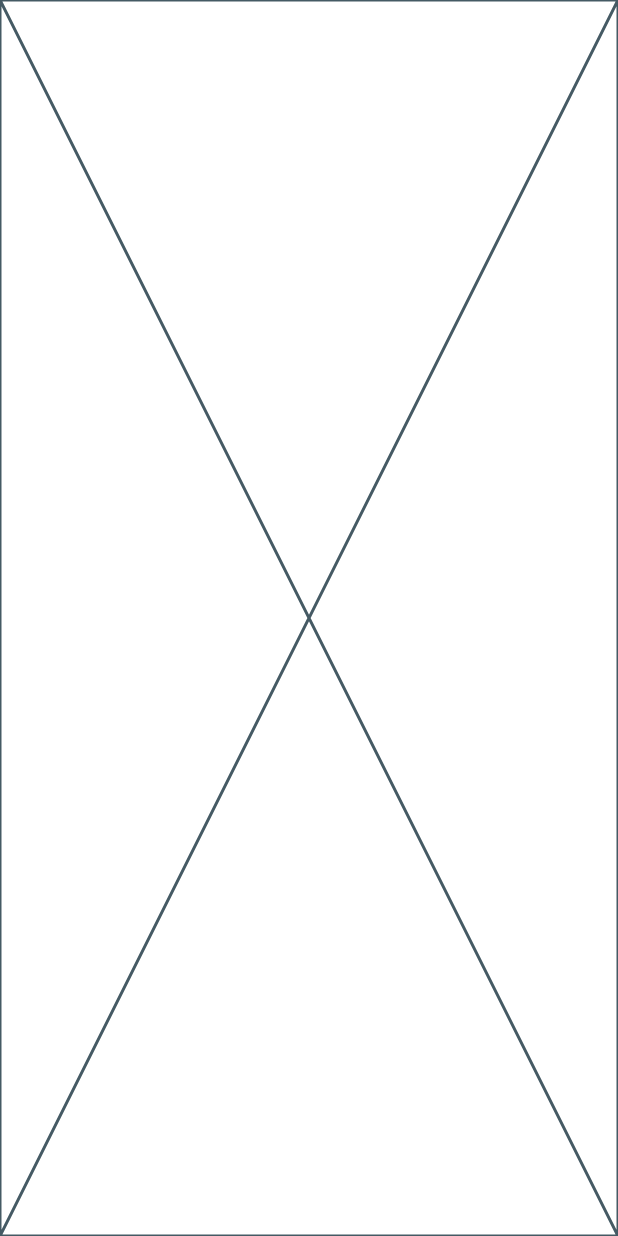
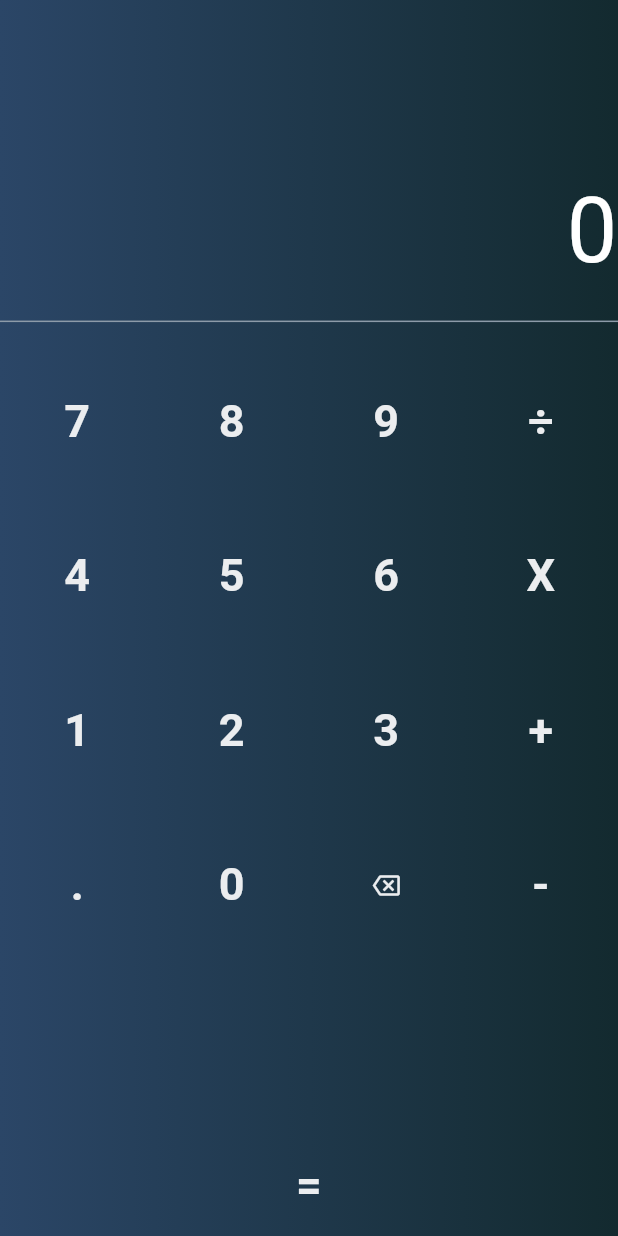
Before and after one commit to AHMED3ly4/calculator_app, a Flutter app: the screen it shows after launch, on a phone screen of 412 x 824 dp. Run offline on Flutter 3.47's test engine with Material 3 defaults, Android fonts, the phone set to English and light mode, and no system bars.

Commit message:
static ui is done

```diff
--- a/lib/app_theme.dart
+++ b/lib/app_theme.dart
@@ -1,7 +1,24 @@
 import 'package:flutter/material.dart';
 
 class AppTheme{
+  static Color grey=const Color(0xFF8d9ba9);
+  static Color white=Colors.white;
   static ThemeData appTheme=ThemeData(
-
+    textTheme: TextTheme(
+      bodySmall: TextStyle(
+        color: Color(0xFFebedef),
+        fontSize: 30,
+        fontWeight: FontWeight.w600
+      ),
+      bodyMedium: TextStyle(
+        color: grey,
+        fontSize: 45,
+        fontWeight: FontWeight.w400
+      ),
+      bodyLarge: TextStyle(
+        color: white,
+        fontSize: 60,
+      ),
+    )
   );
 }
--- a/lib/home_Screen.dart
+++ b/lib/home_Screen.dart
@@ -1,3 +1,5 @@
+import 'package:calculator_app/app_theme.dart';
+import 'package:calculator_app/widgets/button.dart';
 import 'package:flutter/material.dart';
 
 class HomeScreen extends StatefulWidget {
@@ -8,8 +10,122 @@ class HomeScreen extends StatefulWidget {
 }
 
 class _HomeScreenState extends State<HomeScreen> {
+  String currentNumber='';
+  double result=0;
+  String savedNumber='';
+  String savedOperator='';
   @override
   Widget build(BuildContext context) {
-    return const Placeholder();
+    var screenHeight =MediaQuery.of(context).size.height;
+    var screenWidth =MediaQuery.of(context).size.width;
+    void calculate(String operator){
+      // switch (operator){
+      //   case '+':
+      //     result= double.parse(savedNumber)+double.parse(currentNumber);
+      //     break;
+      //     case '-':
+      //     result= double.parse(savedNumber)-double.parse(currentNumber);
+      //     break;
+      //     case '÷':
+      //     result= double.parse(savedNumber)/double.parse(currentNumber);
+      //     break;
+      //     case 'X':
+      //       result= double.parse(savedNumber)*double.parse(currentNumber);
+      //       break;
+      // }
+      // savedNumber=result.toString();
+    }
+    void onNumberClicked(String number){
+      // currentNumber+=number;
+      // setState(() {
+      //
+      // });
+    }
+    void onOperatorClicked(String operator){
+      // if(savedNumber.isEmpty&& result==0){
+      //   savedNumber=currentNumber;//saved=1 current=1,
+      //   savedOperator=operator;//saved operator = +,
+      //  }
+      //   else{
+      //   calculate(savedOperator);
+      // }
+      // currentNumber=''; //current='' ,
+      // setState(() {});
+    }
+    List<Widget> buttons=[
+      Button(label: '7', onButton: onNumberClicked),
+      Button(label: '8', onButton: onNumberClicked),
+      Button(label: '9', onButton: onNumberClicked),
+      Button(label: '÷', onButton: onOperatorClicked),
+      Button(label: '4', onButton: onNumberClicked),
+      Button(label: '5', onButton: onNumberClicked),
+      Button(label: '6', onButton: onNumberClicked),
+      Button(label: 'X', onButton: onOperatorClicked),
+      Button(label: '1', onButton: onNumberClicked),
+      Button(label: '2', onButton: onNumberClicked),
+      Button(label: '3', onButton: onNumberClicked),
+      Button(label: '+', onButton: onOperatorClicked),
+      Button(label: '.', onButton: onNumberClicked),
+      Button(label: '0', onButton: onNumberClicked),
+      Button(label: 'remove', onButton: onNumberClicked),
+      Button(label: '-', onButton: onOperatorClicked),
+      Button(label: '=', onButton: onNumberClicked),
+    ];
+    return Container(
+      decoration: const BoxDecoration(
+        gradient: LinearGradient(
+            colors: [
+              Color(0xFF2b4667),
+              Color(0xFF132a2f),
+            ]
+        ),
+      ),
+      height: screenHeight,
+      width: screenWidth,
+      child: Column(
+        crossAxisAlignment: CrossAxisAlignment.stretch,
+        children: [
+          SizedBox(
+            height: MediaQuery.of(context).viewPadding.top+screenHeight*0.03,
+          ),
+          Text(
+            currentNumber,
+            textAlign: TextAlign.end,
+            style: Theme.of(context).textTheme.bodyMedium,
+            maxLines: 1,
+          ),
+          const SizedBox(
+            height: 20,
+          ),
+          Text(
+            result.round().toString(),
+            textAlign: TextAlign.end,
+            style: Theme.of(context).textTheme.bodyLarge,
+            maxLines: 1,
+          ),
+          Container(
+            margin: const EdgeInsets.symmetric(
+                vertical: 15
+            ),
+            color: AppTheme.grey,
+            width: double.infinity,
+            height: 1,
+          ),
+          Expanded(
+            flex: 8,
+              child: GridView.builder(
+                  gridDelegate: const SliverGridDelegateWithFixedCrossAxisCount(
+                    crossAxisCount: 4,
+                  ),
+                  itemBuilder: (context, index) => buttons[index],
+                physics: NeverScrollableScrollPhysics(),
+                itemCount: 16,
+              ),
+          ),
+         Expanded(
+             child: buttons[16]),
+        ],
+      ),
+    );
   }
 }
--- a/lib/main.dart
+++ b/lib/main.dart
@@ -12,6 +12,7 @@ class CalculatorApp extends StatelessWidget {
   @override
   Widget build(BuildContext context) {
     return MaterialApp(
+      debugShowCheckedModeBanner: false,
       home: HomeScreen(),
       theme: AppTheme.appTheme,
     );
--- /dev/null
+++ b/lib/widgets/button.dart
@@ -0,0 +1,24 @@
+import 'package:flutter/material.dart';
+
+class Button extends StatelessWidget {
+  final String label;
+  void Function(String) onButton;
+  late Widget child;
+  Button({required this.label,required this.onButton});
+
+
+  @override
+  Widget build(BuildContext context) {
+    label =='remove'? child=Icon(Icons.backspace_outlined):child=Text('$label');
+    return TextButton(
+      onPressed: (){
+        onButton(label);
+      },
+      child: child,
+      style: ButtonStyle(
+          textStyle: MaterialStatePropertyAll(Theme.of(context).textTheme.bodySmall),
+          foregroundColor: MaterialStatePropertyAll(Theme.of(context).textTheme.bodySmall!.color)
+      ),
+    );
+  }
+}
```
